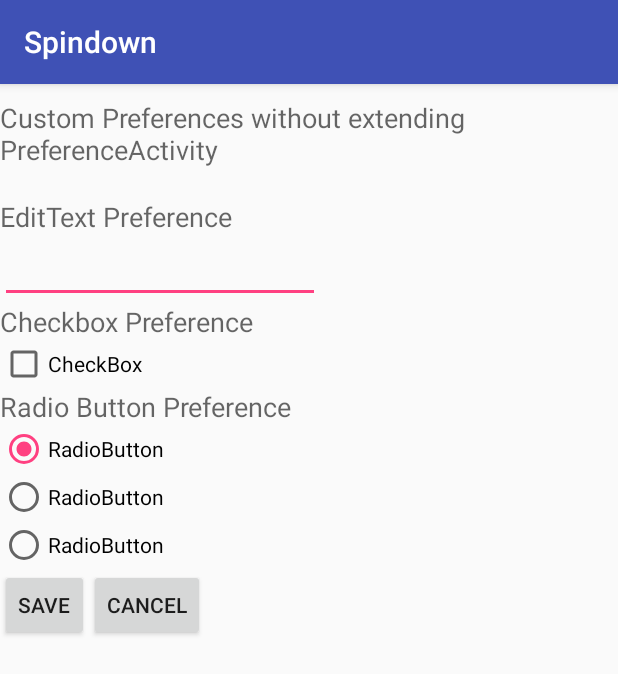
After one commit to changwinstonr/Spindown, an Android app: the CustomPref screen opened directly, with no data from a screen before it, on a phone screen of 412 x 824 dp. The commit adds this screen. Shown: the top 674 px of the screen. Run offline under Robolectric (Android 15) with nearby library versions, the phone set to English and light mode, and no system bars.

Commit message:
custompref w/ sharedpref

```diff
--- a/app/src/main/AndroidManifest.xml
+++ b/app/src/main/AndroidManifest.xml
@@ -23,6 +23,8 @@
         </activity>
         <activity android:name=".FourPlayerActivity">
         </activity>
+        <activity android:name=".CustomPref">
+        </activity>
     </application>
 
 </manifest>
--- /dev/null
+++ b/app/src/main/java/affinity/spindown/CustomPref.java
@@ -0,0 +1,73 @@
+package affinity.spindown;
+
+import android.app.Activity;
+import android.content.SharedPreferences;
+import android.os.Bundle;
+import android.support.v7.app.AppCompatActivity;
+import android.util.Log;
+import android.view.View;
+import android.view.View.OnClickListener;
+import android.widget.Button;
+import android.widget.CheckBox;
+import android.widget.EditText;
+import android.widget.RadioButton;
+import android.widget.RadioGroup;
+
+
+public class CustomPref extends AppCompatActivity {
+
+    private EditText prefEditText;
+    private CheckBox prefCheckbox;
+    private RadioGroup prefRadioGroup;
+
+    @Override
+    public void onCreate(Bundle savedInstanceState) {
+        super.onCreate(savedInstanceState);
+        setContentView(R.layout.activity_custom_pref);
+
+        SharedPreferences customSharedPreference = getSharedPreferences("myCustomSharedPrefs", Activity.MODE_PRIVATE);
+
+        prefEditText = (EditText) findViewById(R.id.editText1);
+        prefEditText.setText(customSharedPreference.getString("myEditTextPref", ""));
+
+        prefCheckbox = (CheckBox) findViewById(R.id.checkBox1);
+        prefCheckbox.setChecked(customSharedPreference.getBoolean("myCheckBoxPref", false));
+
+        prefRadioGroup = (RadioGroup) findViewById(R.id.radioGroup1);
+        RadioButton radioButton0 = (RadioButton) findViewById(R.id.radio0);
+        prefRadioGroup.check(customSharedPreference.getInt("myRadioGroupPref",radioButton0.getId()));
+
+        Button mClose = (Button)findViewById(R.id.close);
+        mClose.setOnClickListener(new OnClickListener()
+        {
+            public void onClick(View v)
+            {
+                finish();
+            }
+        });
+
+        Button mSave = (Button)findViewById(R.id.save);
+        mSave.setOnClickListener(new OnClickListener()
+        {
+            public void onClick(View v)
+            {
+                savePreferences();
+                finish();
+            }
+        });
+
+    }
+
+    private void savePreferences(){
+
+        SharedPreferences customSharedPreference = getSharedPreferences("myCustomSharedPrefs", Activity.MODE_PRIVATE);
+        SharedPreferences.Editor editor = customSharedPreference.edit();
+        editor.putString("myEditTextPref", prefEditText.getText().toString());
+        editor.putBoolean("myCheckBoxPref",prefCheckbox.isChecked());
+        editor.putInt("myRadioGroupPref", prefRadioGroup.getCheckedRadioButtonId());
+        editor.commit();
+
+        RadioButton radioButton = (RadioButton) findViewById(prefRadioGroup.getCheckedRadioButtonId());
+        Log.v("Preferences:", "Radio Text: " + radioButton.getText());
+    }
+}
--- /dev/null
+++ b/app/src/main/res/layout/activity_custom_pref.xml
@@ -0,0 +1,66 @@
+<?xml version="1.0" encoding="UTF-8"?>
+<RelativeLayout xmlns:android="http://schemas.android.com/apk/res/android"
+                xmlns:tools="http://schemas.android.com/tools" android:layout_width="match_parent"
+                android:layout_height="match_parent"
+                android:id="@+id/customPref">
+
+    <TextView android:id="@+id/textView1" android:layout_width="wrap_content"
+              android:layout_height="wrap_content" android:layout_alignParentLeft="true"
+              android:layout_alignParentTop="true" android:layout_marginTop="10dp"
+              android:text="Custom Preferences without extending PreferenceActivity"
+              android:textAppearance="?android:attr/textAppearanceMedium" />
+
+    <TextView android:id="@+id/textView2" android:layout_width="wrap_content"
+              android:layout_height="wrap_content" android:layout_alignParentLeft="true"
+              android:layout_below="@+id/textView1" android:layout_marginTop="20dp"
+              android:text="EditText Preference" android:textAppearance="?android:attr/textAppearanceMedium" />
+
+    <EditText android:id="@+id/editText1" android:layout_width="wrap_content"
+              android:layout_height="wrap_content" android:layout_alignParentLeft="true"
+              android:layout_below="@+id/textView2" android:ems="10">
+
+        <requestFocus />
+    </EditText>
+
+    <TextView android:id="@+id/textView3" android:layout_width="wrap_content"
+              android:layout_height="wrap_content" android:layout_alignParentLeft="true"
+              android:layout_below="@+id/editText1" android:text="Checkbox Preference"
+              android:textAppearance="?android:attr/textAppearanceMedium" />
+
+    <CheckBox android:id="@+id/checkBox1" android:layout_width="wrap_content"
+              android:layout_height="wrap_content" android:layout_alignParentLeft="true"
+              android:layout_below="@+id/textView3" android:text="CheckBox" />
+
+    <TextView android:id="@+id/textView4" android:layout_width="wrap_content"
+              android:layout_height="wrap_content" android:layout_alignParentLeft="true"
+              android:layout_below="@+id/checkBox1" android:text="Radio Button Preference"
+              android:textAppearance="?android:attr/textAppearanceMedium" />
+
+    <RadioGroup android:id="@+id/radioGroup1"
+                android:layout_width="wrap_content" android:layout_height="wrap_content"
+                android:layout_alignParentLeft="true" android:layout_below="@+id/textView4">
+
+        <RadioButton android:id="@+id/radio0"
+                     android:layout_width="wrap_content" android:layout_height="wrap_content"
+                     android:checked="true" android:text="RadioButton" />
+
+        <RadioButton android:id="@+id/radio1"
+                     android:layout_width="wrap_content" android:layout_height="wrap_content"
+                     android:text="RadioButton" />
+
+        <RadioButton android:id="@+id/radio2"
+                     android:layout_width="wrap_content" android:layout_height="wrap_content"
+                     android:text="RadioButton" />
+    </RadioGroup>
+
+    <Button android:id="@+id/save" style="?android:attr/buttonStyleSmall"
+            android:layout_width="wrap_content" android:layout_height="wrap_content"
+            android:layout_alignParentLeft="true" android:layout_below="@+id/radioGroup1"
+            android:text="Save" />
+
+    <Button android:id="@+id/close" style="?android:attr/buttonStyleSmall"
+            android:layout_width="wrap_content" android:layout_height="wrap_content"
+            android:layout_alignBaseline="@+id/save" android:layout_alignBottom="@+id/save"
+            android:layout_toRightOf="@+id/save" android:text="Cancel" />
+
+</RelativeLayout>
--- a/app/src/main/res/menu/menu_layout.xml
+++ b/app/src/main/res/menu/menu_layout.xml
@@ -8,4 +8,10 @@
         spindown:actionViewClass="android.widget.Spinner"
         android:title="Players"/>
 
+    <item
+        android:id="@+id/settings"
+        spindown:showAsAction="never"
+        android:title="Settings"
+        />
+
 </menu>
--- /dev/null
+++ b/app/src/main/res/values/arrays.xml
@@ -0,0 +1,5 @@
+<?xml version="1.0" encoding="utf-8"?>
+<resources>
+    <string-array name="entries_list_preference">entries list pref</string-array>
+    <string-array name="entryvalues_list_preference">entry valu list pref</string-array>
+</resources>
```
Also changed, not shown: app/src/main/java/affinity/spindown/MainActivity.java (+32 -11 lines), app/src/main/res/layout/preference_window.xml (added, +20 -0 lines), app/src/main/res/values/strings.xml (+22 -0 lines), app/src/main/res/xml/preferences.xml (+78 -1 lines).
